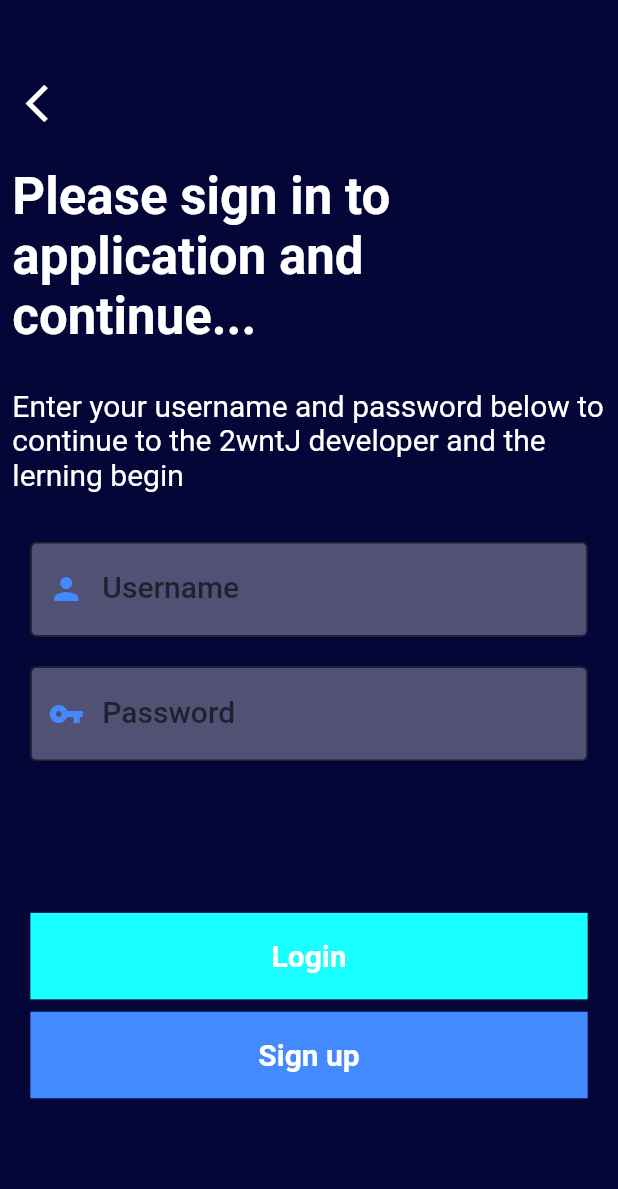
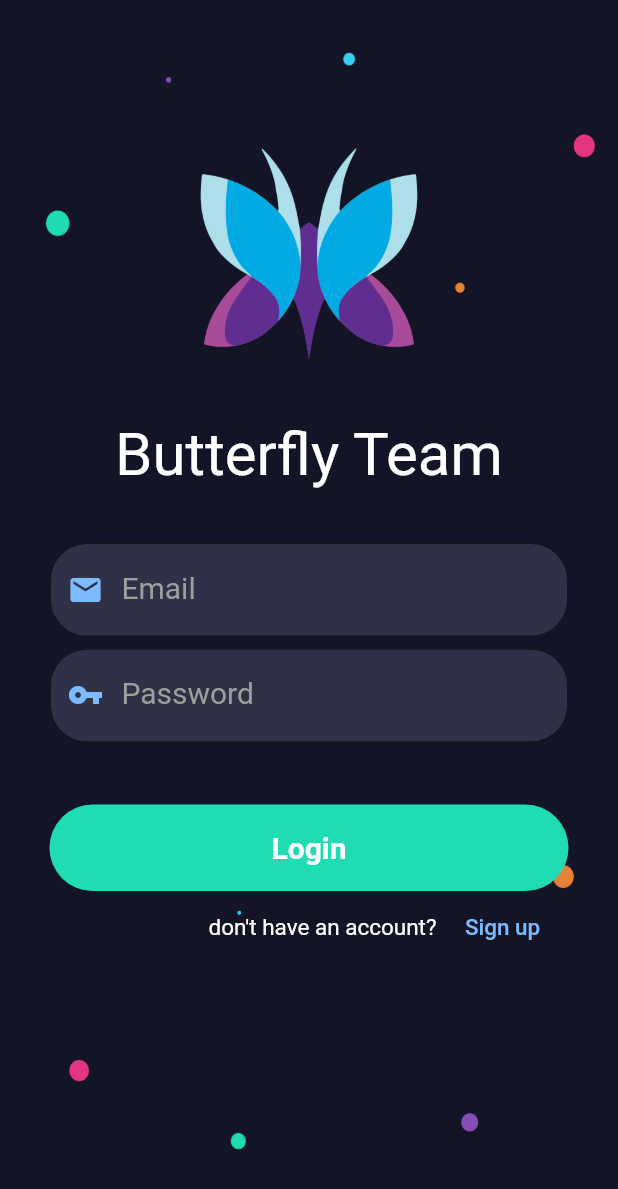
Before and after one commit to Coqlo/Data-Security, a Flutter app: the LoginScreen screen opened directly, on a phone screen of 412 x 824 dp. Shown: the top 1189 px of the screen. Run offline on Flutter 3.47's test engine with Material 2 defaults, Android fonts, the light colour scheme and no system bars; missing offline and left inert: sweetalert.

Commit message:
added photo and modified

```diff
--- a/datasecure/lib/main.dart
+++ b/datasecure/lib/main.dart
@@ -1,5 +1,7 @@
 import 'package:datasecure/screens/start_screen.dart';
 import 'package:flutter/material.dart';
+
+import 'screens/login_screen.dart';
 
 void main() {
   runApp(MyApp());
@@ -14,7 +16,7 @@ class MyApp extends StatelessWidget {
         primaryColor: Color(0xFF7ebafe)
       ),
 
-      home: StartScreen(),
+      home: LoginScreen(),
     );
 
   }
--- a/datasecure/lib/screens/createAccount_screen.dart
+++ b/datasecure/lib/screens/createAccount_screen.dart
@@ -135,7 +135,7 @@ class _CreateAccountScreen extends State<CreateAccount> {
                           ),
                           TextFormField(
                             validator: (String value) {
-                              if (value.isEmpty) return '*Please enter a Firstname';
+                              if (value.isEmpty) return '*Please enter Firstname';
                             },
                             style: TextStyle(fontSize: 20,color: Color(0xFF7ebafe)),
                             controller: controllerFistname,
@@ -164,7 +164,7 @@ class _CreateAccountScreen extends State<CreateAccount> {
                           ),
                           TextFormField(
                             validator: (String value) {
-                              if (value.isEmpty) return '*Please enter a Lastname';
+                              if (value.isEmpty) return '*Please enter Lastname';
                             },
                             style: TextStyle(fontSize: 20,color: Color(0xFF7ebafe)),
                             controller: controllerLastname,
@@ -193,7 +193,7 @@ class _CreateAccountScreen extends State<CreateAccount> {
                           ),
                           TextFormField(
                             validator: (String value) {
-                              if (value.isEmpty) return '*Please enter a Email';
+                              if (value.isEmpty) return '*Please enter Email';
                               if (!RegExp("^[a-zA-Z0-9+_.-]+@[a-zA-Z0-9.-]+.[a-z]")
                                   .hasMatch(value)) return 'Please a valid Email';
                             },
@@ -224,7 +224,7 @@ class _CreateAccountScreen extends State<CreateAccount> {
                           ),
                           TextFormField(
                             validator: (String value) {
-                              if (value.isEmpty) return '*Please enter a Password';
+                              if (value.isEmpty) return '*Please enter Password';
                               if (value.length < 8)
                                 return '*Passwords at least 8 char. Please try again';
                               if (!RegExp("^[a-zA-Z0-9]").hasMatch(value))
@@ -309,19 +309,7 @@ class _CreateAccountScreen extends State<CreateAccount> {
                                     color: Colors.white),
                               ),
                             ),
-                            onTap: () => {
-                              if (controllerPassword == controllerPassword)
-                                {Register()}
-                              else
-                                {
-                                  SweetAlert.show(
-                                    context,
-                                    title: "รหัสผ่านไม่ตรงกัน",
-                                    subtitle: "กรุณาลองใหม่อีกครั้ง",
-                                    style: SweetAlertStyle.error,
-                                  )
-                                }
-                            },
+                            onTap: () => {Register()},
                           ),
                         ],
                       ),
@@ -329,7 +317,6 @@ class _CreateAccountScreen extends State<CreateAccount> {
                   ));
             },
           ),
-
         ],
       ),
     );
--- a/datasecure/lib/screens/login_screen.dart
+++ b/datasecure/lib/screens/login_screen.dart
@@ -8,14 +8,11 @@ import 'package:sweetalert/sweetalert.dart';
 
 import 'createAccount_screen.dart';
 
-
 class LoginScreen extends StatefulWidget {
-
   _LoginScreenState createState() => _LoginScreenState();
 }
 
-class _LoginScreenState extends State <LoginScreen>{
-
+class _LoginScreenState extends State<LoginScreen> {
   TextEditingController controllerUsername = TextEditingController();
   TextEditingController controllerPassword = TextEditingController();
   final _formKey = GlobalKey<FormState>();
@@ -25,8 +22,8 @@ class _LoginScreenState extends State <LoginScreen>{
     if (_formKey.currentState.validate()) {
       String username = controllerUsername.text;
       String password = controllerPassword.text;
-      LoginResponse res = await api
-          .login(LoginRequest(username: username, password: password));
+      LoginResponse res =
+          await api.login(LoginRequest(username: username, password: password));
       if (globals.status == "200") {
         if (res.response == "login success") {
           if (res.utypeid == 1) {
@@ -55,185 +52,190 @@ class _LoginScreenState extends State <LoginScreen>{
     }
   }
 
-
   @override
   Widget build(BuildContext context) {
     final _heigth = MediaQuery.of(context).size.height;
     final _width = MediaQuery.of(context).size.width;
 
-
     return Scaffold(
       resizeToAvoidBottomPadding: false,
-      body:  LayoutBuilder(builder: (context,contrains){
+      body: Stack(
+        fit: StackFit.expand,
+        children: [
+          LayoutBuilder(
+            builder: (context, contrain) {
               return Container(
                   width: _width,
                   height: _heigth,
-          color: Color(0xFF050638),
+                  decoration: BoxDecoration(
+                    image: DecorationImage(
+                      image: AssetImage("assests/images/bg.jpg"),
+                      fit: BoxFit.fill,
+                    ),
+                  ),
                   padding: EdgeInsets.only(
-            top: _heigth*0.034,
-            bottom: _heigth*0.02,
-            left: _heigth*0.01,
-            right: _heigth*0.01
+                    left: _heigth * 0.01,
+                    right: _heigth * 0.01,
                   ),
+                  child: Padding(
+                    padding: EdgeInsets.all(_heigth * 0.03),
+                    child: Form(
+                      key: _formKey,
+                      child: ListView(
+                        children: <Widget>[
+                          SizedBox(
+                            height: _heigth / 20,
+                          ),
+                          Align(
+                            alignment: Alignment.center,
                             child: Container(
-            height: _heigth*0.945,
-            width: _width,
-            color: Color(0xFF050638),
-            child: Column(
-              crossAxisAlignment: CrossAxisAlignment.start,
-              children: <Widget>[
-                Container(
-                  alignment: Alignment.centerLeft,
-                  height: _heigth*0.1,
-                  width: _width,
-                  color: Color(0xFF050638),
-                  child: IconButton(
-                    onPressed: (){
-                      Navigator.of(context).pop();
-                    },
-                    icon: Icon(Icons.arrow_back_ios,
-                    color: Colors.white,
-                    size: 30,),
-                  )
+                              alignment: Alignment.center,
+                              height: _heigth / 4,
+                              width: _heigth / 4,
+                              child: Image.asset('assests/images/logo.png'),
+                            ),
+                          ),
+                          SizedBox(
+                            height: _heigth * 0.009,
                           ),
                           Container(
-                  alignment: Alignment.topCenter,
-                  height: _heigth*0.18,
-                  width: _width,
-                  child: Text('Please sign in to application and continue...',style: TextStyle(
-                    color: Colors.white,
-                    fontSize: 34,
-                    fontWeight: FontWeight.bold
-                  ),),
+                            height: _heigth / 10,
+                            child: Column(
+                              children: [
+                                Text(
+                                  "Butterfly Team",
+                                  style: TextStyle(
+                                    fontSize: 40,
+                                    color: Color(0xFFffffff),
                                   ),
-                Container(
-                  alignment: Alignment.topCenter,
-                  height: _heigth*0.11,
-                  width: _width,
-                  child: Text('Enter your username and password below to continue to the 2wntJ developer and the lerning begin',style: TextStyle(
-                      color: Colors.white,
-                      fontSize: 20,
-                  ),),
                                 ),
-                Container(
-                  padding: EdgeInsets.all(12),
-                  height: _heigth/4,
-                  width: _width,
-
-                  child: Column(
-                    children: <Widget>[
+                              ],
+                            ),
+                          ),
+                          TextFormField(
+                            validator: (String value) {
+                              if (value.isEmpty) return '*Please enter Email';
+                              if (!RegExp(
+                                      "^[a-zA-Z0-9+_.-]+@[a-zA-Z0-9.-]+.[a-z]")
+                                  .hasMatch(value))
+                                return 'Please a valid Email';
+                            },
+                            style: TextStyle(
+                                fontSize: 20, color: Color(0xFF7ebafe)),
+                            controller: controllerUsername,
+                            obscureText: false,
+                            textAlign: TextAlign.start,
+                            decoration: InputDecoration(
+                              errorStyle: TextStyle(fontSize: 14.0),
+                              labelText: 'Email',
+                              labelStyle: TextStyle(
+                                color: Colors.grey,
+                              ),
+                              prefixIcon: Icon(
+                                Icons.email,
+                                color: Color(0xFF7ebafe),
+                              ),
+                              border: OutlineInputBorder(
+                                borderRadius: BorderRadius.circular(25.0),
+                              ),
+                              filled: true,
+                              fillColor: Color(0xFF2f3146),
+                            ),
+                            keyboardType: TextInputType.emailAddress,
+                          ),
+                          SizedBox(
+                            height: _heigth * 0.009,
+                          ),
                           TextFormField(
                             validator: (String value) {
                               if (value.isEmpty)
-                            return 'Please enter a Username';
+                                return '*Please enter Password';
+                              if (value.length < 8)
+                                return '*Passwords at least 8 char. Please try again';
+                              if (!RegExp("^[a-zA-Z0-9]").hasMatch(value))
+                                return 'Please a valid Password [A-Z,a-z,0-9]';
                             },
-                        style: Theme.of(context).textTheme.headline6,
-                        controller: controllerUsername,
-                        obscureText: true,
-                        textAlign: TextAlign.start,
-                        decoration: InputDecoration(
-                          errorStyle: TextStyle(fontSize: 14.0),
-                          labelText: 'Username',
-                          prefixIcon: Icon(
-                            Icons.person,
-                            color: Colors.blueAccent,
-                          ),
-                          border: OutlineInputBorder(
-                            borderSide: BorderSide(width: 2)
-                          ),
-
-                          filled: true,
-                          fillColor: Colors.white30,
-                        ),
-                        keyboardType: TextInputType.text,
-                      ),
-                      SizedBox(height: 20,),
-                      TextFormField(
-                        validator: (String value) {
-                          if (value.isEmpty)
-                            return 'Please enter a password';
-                        },
-                        style: Theme.of(context).textTheme.headline6,
+                            style: TextStyle(
+                                fontSize: 20, color: Color(0xFF7ebafe)),
                             controller: controllerPassword,
                             obscureText: true,
                             textAlign: TextAlign.start,
                             decoration: InputDecoration(
                               errorStyle: TextStyle(fontSize: 14.0),
                               labelText: 'Password',
+                              labelStyle: TextStyle(
+                                color: Colors.grey,
+                              ),
                               prefixIcon: Icon(
                                 Icons.vpn_key,
-                            color: Colors.blueAccent,
+                                color: Color(0xFF7ebafe),
                               ),
                               border: OutlineInputBorder(
-                              borderSide: BorderSide(width: 2)
+                                borderRadius: BorderRadius.circular(25.0),
+                                borderSide: BorderSide(),
                               ),
                               filled: true,
-                          fillColor: Colors.white30,
+                              fillColor: Color(0xFF2f3146),
                             ),
                             keyboardType: TextInputType.text,
+                          ),
+                          SizedBox(
+                            height: _heigth * 0.05,
+                          ),
+                          InkWell(
+                            child: Container(
+                              decoration: BoxDecoration(
+                                borderRadius: BorderRadius.circular(30.0),
+                                color: Color(0xFF1fdcb2),
+                              ),
+                              alignment: Alignment.center,
+                              height: _heigth * 0.07,
+                              width: _width,
+                              child: Text(
+                                "Login",
+                                style: TextStyle(
+                                    fontSize: 20,
+                                    fontWeight: FontWeight.bold,
+                                    color: Colors.white),
+                              ),
+                            ),
+                            onTap: () => {Login()},
+                          ),
+                          Row(
+                            mainAxisAlignment: MainAxisAlignment.end,
+                            children: <Widget>[
+                              Text(
+                                "don't have an account?",
+                                style: TextStyle(
+                                  fontSize: 15.0,
+                                  color: Colors.white,
+                                ),
+                              ),
+                              FlatButton(
+                                  onPressed: () => {
+                                        Navigator.push(
+                                            context,
+                                            MaterialPageRoute(
+                                                builder: (context) =>
+                                                    CreateAccount()))
+                                      },
+                                  child: Text(
+                                    'Sign up',
+                                    style: TextStyle(
+                                      fontSize: 15.0,
+                                      color: Color(0xFF7ebafe),
+                                    ),
+                                  )),
+                            ],
                           ),
                         ],
                       ),
                     ),
-                SizedBox(height: _heigth*0.05,),
-                Container(
-                    padding: EdgeInsets.all(12),
-                  //height: _heigth*0.2,
-                  width: _width,
-
-                  child: Column(
-                    children: <Widget>[
-                      InkWell(
-                        child: Container(
-                          alignment: Alignment.center,
-                          height: _heigth*0.07,
-                          width: _width,
-                          color: Colors.cyanAccent,
-                          child: Text("Login",style: TextStyle(
-                            fontSize: 20,
-                            fontWeight: FontWeight.bold,
-                            color: Colors.white
-                          ),
-                          ),
-                        ),
-                        onTap: (){
-                          Navigator.push(
-                              context, MaterialPageRoute(builder: (context) => IndexScreen()));
-                        },
-                      ),
-                      Container(
-                        height: _heigth*0.01,
-                        width: _width,
-                      ),
-                      InkWell(
-                        child: Container(
-                          alignment: Alignment.center,
-                          height: _heigth*0.07,
-                          width: _width,
-                          color: Colors.blueAccent,
-                          child: Text("Sign up",style: TextStyle(
-                              fontSize: 20,
-                              fontWeight: FontWeight.bold,
-                              color: Colors.white
-                          ),
-                          ),
-                        ),
-                        onTap: (){
-                          Navigator.push(
-                              context, MaterialPageRoute(builder: (context) => CreateAccount()));
+                  ));
             },
           ),
         ],
       ),
-                ),
-
-
-              ],
-            ),
-
-          ),
     );
-      }),
-    );
-
-  }}
+  }
+}
```
Also changed, not shown: datasecure/assests/images/logo.png (added). Lines whose indentation alone changed are shown as unchanged.
